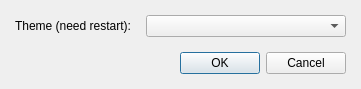
This is Editor/Dialogs/dialoggeneraloptions.ui in RPG-Paper-Maker/RPG-Paper-Maker as Qt 5 draws it before an edit. The edited form follows.
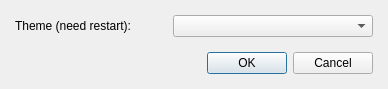
This is the edited form.

What changed in the file:
```diff
--- a/Editor/Dialogs/dialoggeneraloptions.ui
+++ b/Editor/Dialogs/dialoggeneraloptions.ui
@@ -6,7 +6,7 @@
    <rect>
     <x>0</x>
     <y>0</y>
-    <width>347</width>
+    <width>388</width>
     <height>89</height>
    </rect>
   </property>
```
Left out of the diff: 2 changed lines with no effect on the pictures.
